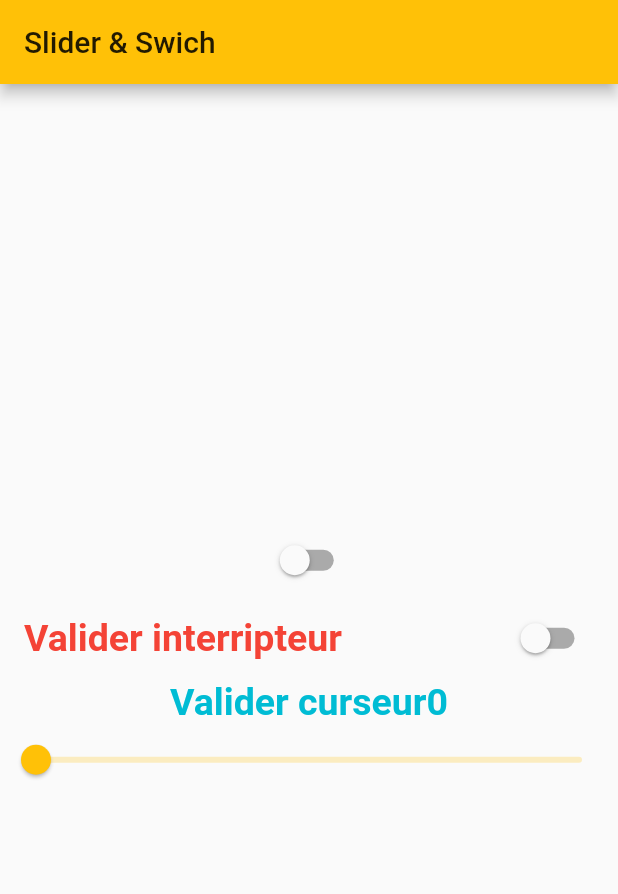
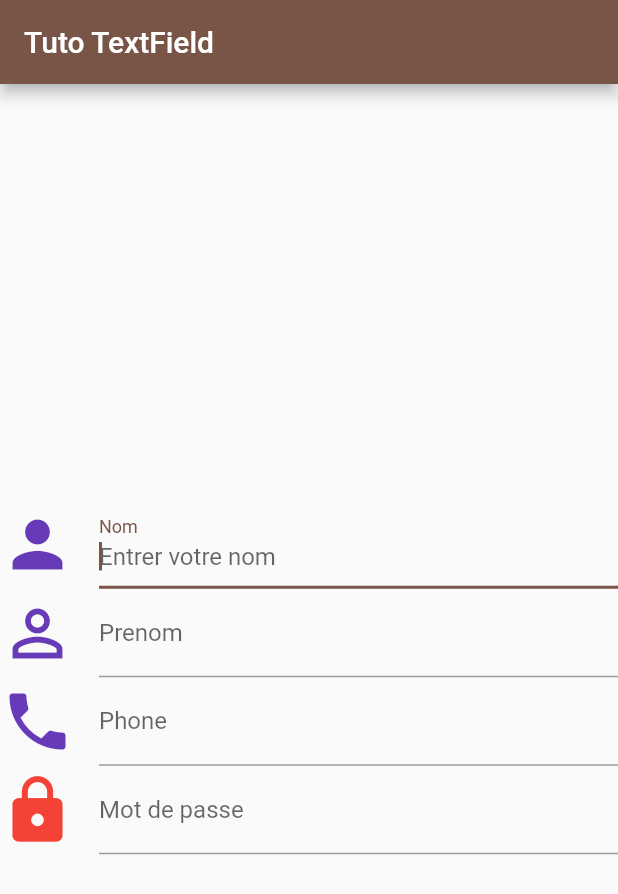
Before and after one commit to JamelChatti/NewProject, a Flutter app: the screen it shows after launch, on a phone screen of 412 x 824 dp. Shown: the top 894 px of the screen. Run offline on Flutter 3.47's test engine with Material 2 defaults, Android fonts, the phone set to English and light mode, and no system bars.

Commit message:
TextField

```diff
--- a/lib/main.dart
+++ b/lib/main.dart
@@ -8,7 +8,7 @@ class MyApp extends StatelessWidget {
     return MaterialApp(
       title: 'Flutter demo',
       theme: ThemeData(
-        primarySwatch: Colors.amber,
+        primarySwatch: Colors.brown,
       ),
       home: GestionFacture(),
     );
@@ -21,25 +21,17 @@ class GestionFacture extends StatefulWidget {
 }
 
 class _GestionFactureState extends State<GestionFacture> {
-  bool val1 = false;
-  bool val2 = false;
-  double val3 = 0.0;
+  String value = ' ';
 
-  void change1(bool s) {
+  void submit(String a) {
     setState(() {
-      val1 = s;
+      value = 'Message envoyé $a';
     });
   }
 
-  void change2(bool t) {
+  void affichage(String b) {
     setState(() {
-      val2 = t;
-    });
-  }
-
-  void change3(double z) {
-    setState(() {
-      val3 = z;
+      value = 'Bienvenue $b';
     });
   }
 
@@ -48,40 +40,53 @@ class _GestionFactureState extends State<GestionFacture> {
   Widget build(BuildContext context) {
     return Scaffold(
         appBar: AppBar(
-          title: Text('Slider & Swich'),
+          title: Text('Tuto TextField'),
         ),
         body: Center(
           child: Column(
             mainAxisAlignment: MainAxisAlignment.center,
             children: <Widget>[
-              Switch(
-                value: val1,
-                onChanged: change1,
-                activeColor: Colors.green,
+
+              Text(value, style: TextStyle(fontSize: 20, color: Colors.blue),
+                textAlign: TextAlign.center,),
+              TextField(decoration: InputDecoration(
+                  labelText: 'Nom',
+                  hintText: 'Entrer votre nom',
+                  icon: Icon(Icons.person, color: Colors.deepPurple, size: 50,)
               ),
-              SwitchListTile(
-                value: val2,
-                onChanged: change2,
-                activeColor: Colors.red,
-                title: Text(
-                  'Valider interripteur',
-                  style: TextStyle(
-                      color: Colors.red,
-                      fontSize: 25,
-                      fontWeight: FontWeight.bold),
-                ),
+                keyboardType: TextInputType.text,
+                autocorrect: true,
+                autofocus: true,
+                onChanged: affichage,
+                onSubmitted: submit,
               ),
-              Text(
-                'Valider curseur${(val3*100).round()}',
-                style: TextStyle(
-                    fontSize: 25,
-                    color: Colors.cyan,
-                    fontWeight: FontWeight.bold),
+              TextFormField(decoration: InputDecoration(
+                  labelText: 'Prenom',
+                  hintText: 'Entrer votre prenom',
+                  icon: Icon(
+                    Icons.perm_identity, color: Colors.deepPurple, size: 50,)
               ),
-              Slider(
-                value: val3,
-                onChanged: change3,
-              )
+                keyboardType: TextInputType.text,
+              ),
+
+              TextField(decoration: InputDecoration(
+                  labelText: 'Phone',
+                  hintText: 'Entrer votre numero de Téléphone',
+                  icon: Icon(Icons.phone, color: Colors.deepPurple, size: 50,)
+              ),
+                keyboardType: TextInputType.number,
+              ),
+
+              TextField(decoration: InputDecoration(
+                  labelText: 'Mot de passe',
+                  hintText: 'Entrer votre Mot de passe',
+                  icon: Icon(Icons.lock, color: Colors.red, size: 50,)
+              ),
+                keyboardType: TextInputType.text,
+                obscureText: true,
+              ),
+
+
             ],
           ),
         ));
```
